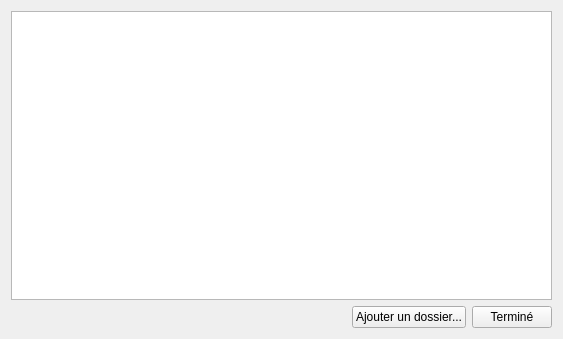
Above: widgets/settings.ui from GLTron3000/IHM_Photos before the change. Below: the same form after it.
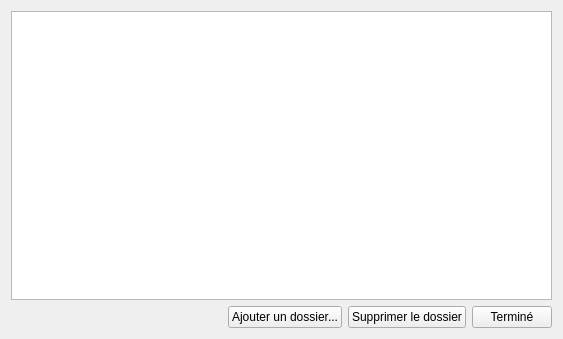
That is the form after the change.

Commit message: Ajout bouton supprimer chemin

```diff
--- a/widgets/settings.ui
+++ b/widgets/settings.ui
@@ -39,6 +39,13 @@
        </property>
       </widget>
      </item>
+     <item>
+      <widget class="QPushButton" name="pbSup">
+       <property name="text">
+        <string>Supprimer le dossier</string>
+       </property>
+      </widget>
+     </item>
      <item>
       <widget class="QPushButton" name="pbEnd">
        <property name="text">
```
